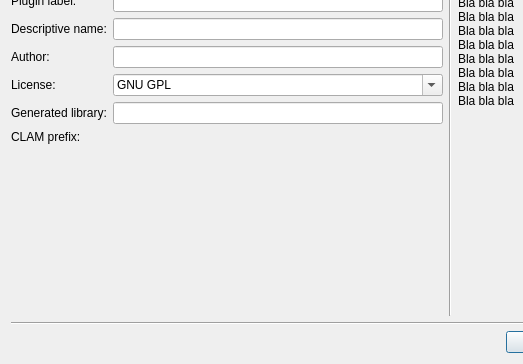
Above: NetworkEditor/src/LadspaMetadataEditor.ui from clam-project/clam before the change; both pictures show x 0 to 523 and y 93 to 457 of the 769 by 457 pixel window. Below: the same form after it.
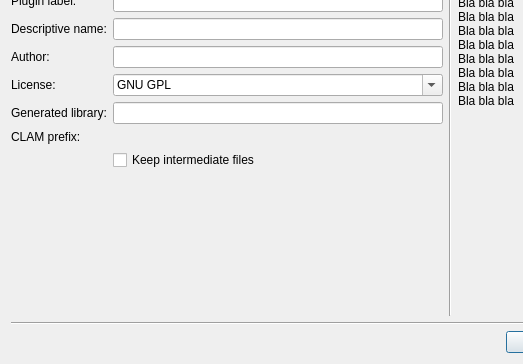
That is the form after the change. Icons and pictures are not drawn. Custom widgets are drawn as their Qt base class.

Commit message: * LadspaMetadataEditor: added an option to not deleting the temporary files

What changed in the file:
```diff
--- a/NetworkEditor/src/LadspaMetadataEditor.ui
+++ b/NetworkEditor/src/LadspaMetadataEditor.ui
@@ -237,6 +237,13 @@
          </property>
         </widget>
        </item>
+       <item row="7" column="1">
+        <widget class="QCheckBox" name="keepIntermediateFiles">
+         <property name="text">
+          <string>Keep intermediate files</string>
+         </property>
+        </widget>
+       </item>
       </layout>
      </item>
      <item>
```
Left out of the diff: 233 changed lines with no effect on the pictures. The commit also changes 1 other file.
